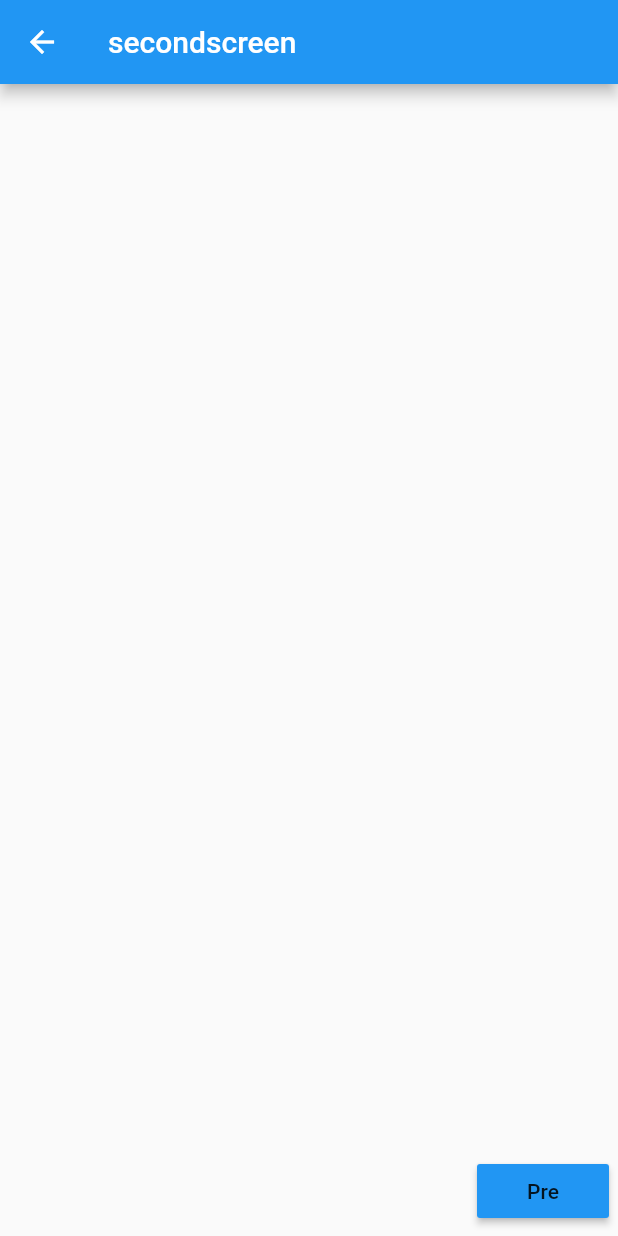
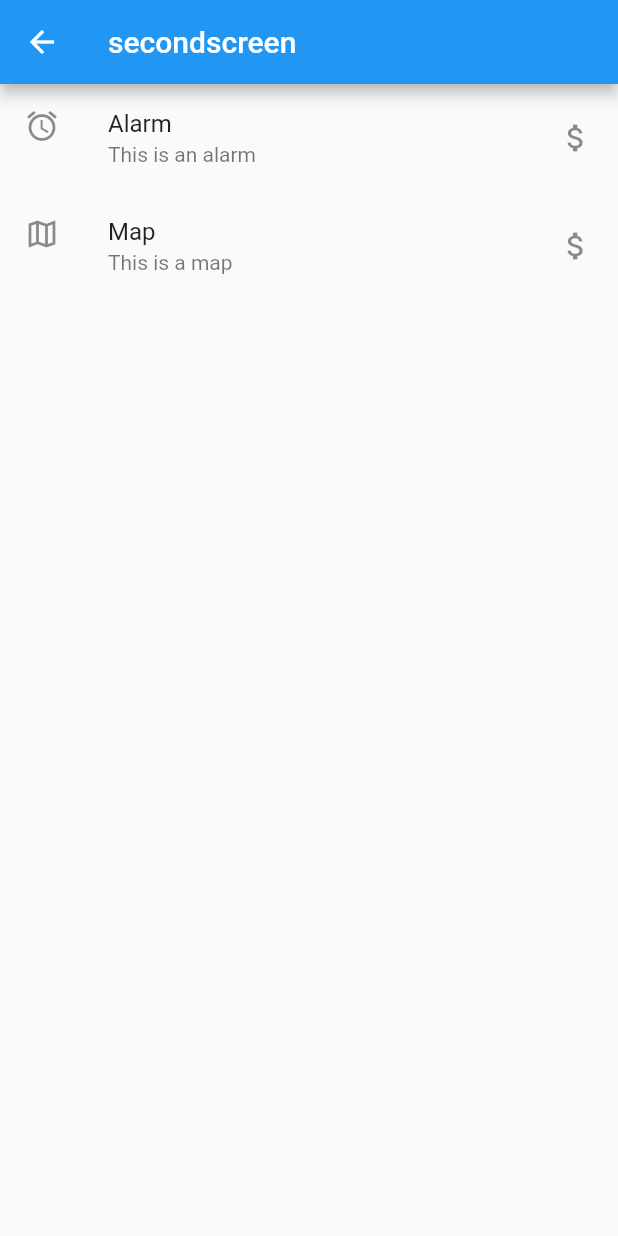
Before and after one commit to omvivek/sist_vs, a Flutter app: the screen it shows after launch, after a tap on "Next", on a phone screen of 412 x 824 dp. Run offline on Flutter 3.47's test engine with Material 2 defaults, Android fonts, the phone set to English and light mode, and no system bars.

```diff
--- a/lib/main.dart
+++ b/lib/main.dart
@@ -82,8 +82,8 @@ class Page extends StatelessWidget {
     return Scaffold(
         key: _scafoldkey,
         appBar: AppBar(
-          title: Text("First Page"),
-          leading: Icon(Icons.home),
+          title: Text("Home Page"),
+          leading: Icon(Icons.account_circle_rounded),
           centerTitle: true,
         ),
         floatingActionButtonLocation: FloatingActionButtonLocation.centerFloat,
--- a/lib/second_screen.dart
+++ b/lib/second_screen.dart
@@ -4,20 +4,34 @@ class Secondscreen extends StatelessWidget {
   @override
   Widget build(BuildContext context) {
     return Scaffold(
-      appBar: AppBar(
-        title: Text("secondscreen"),
-      ),
-      body: Container(
-        alignment: Alignment.bottomRight,
-        padding: EdgeInsets.all(6.0),
-        child: RaisedButton(
-          color: Colors.blue,
-          onPressed: () {
-            Navigator.pop(context);
+        appBar: AppBar(
+          title: Text("secondscreen"),
+        ),
+        body: createListView()
+        // Container(alignment: Alignment.bottomRight,padding: EdgeInsets.all(6.0),child: RaisedButton(color: Colors.blue,onPressed: () {Navigator.pop(context);},child: Text("Pre"),),),
+        );
+  }
+
+  Widget createListView() {
+    var listview = ListView(
+      children: [
+        ListTile(
+          leading: Icon(Icons.access_alarm_outlined),
+          title: Text("Alarm"),
+          subtitle: Text("This is an alarm"),
+          trailing: Icon(Icons.attach_money),
+          onTap: () {
+            print("clicked on alarm");
           },
-          child: Text("Pre"),
         ),
-      ),
+        ListTile(
+          leading: Icon(Icons.map_outlined),
+          title: Text("Map"),
+          subtitle: Text("This is a map"),
+          trailing: Icon(Icons.attach_money),
+        ),
+      ],
     );
+    return listview;
   }
 }
```
